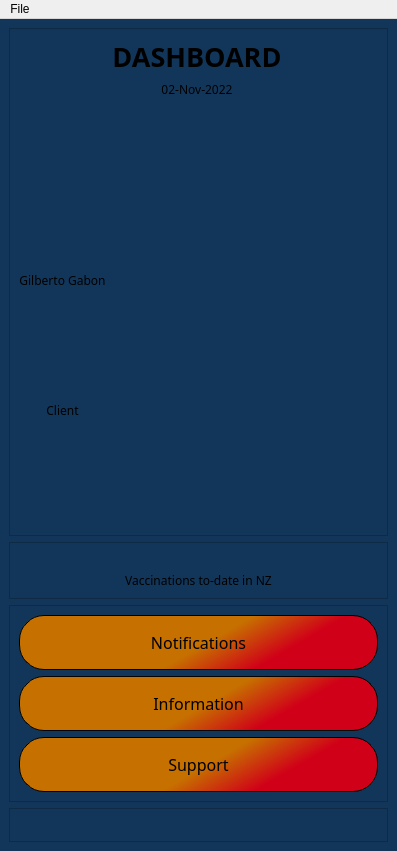
Qt form MyCovidRecord/dashboard.ui (gagabon501/cs106-2) before a commit.
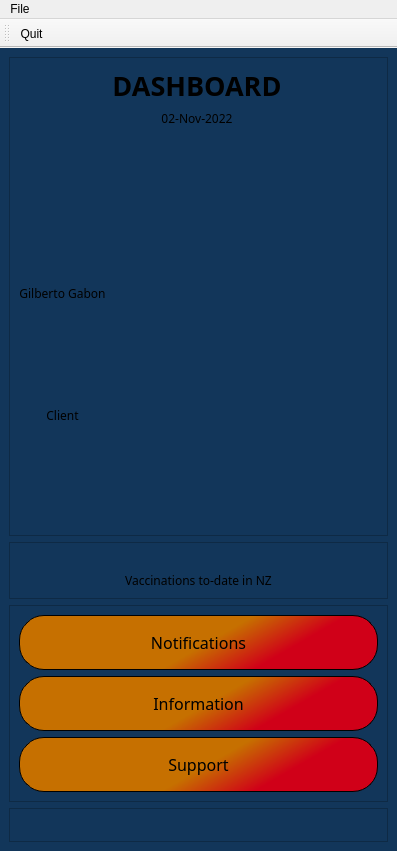
The same form after that commit. Icons and pictures are not drawn.

Commit message: Added menu and toolbar in Dashboard screen

Patch:
```diff
--- a/MyCovidRecord/dashboard.ui
+++ b/MyCovidRecord/dashboard.ui
@@ -389,11 +389,18 @@
    </widget>
    <addaction name="menuFile"/>
   </widget>
-  <action name="actionNew">
-   <property name="text">
-    <string>New</string>
+  <widget class="QToolBar" name="toolBar">
+   <property name="windowTitle">
+    <string>toolBar</string>
    </property>
-  </action>
+   <attribute name="toolBarArea">
+    <enum>TopToolBarArea</enum>
+   </attribute>
+   <attribute name="toolBarBreak">
+    <bool>false</bool>
+   </attribute>
+   <addaction name="actionQuit"/>
+  </widget>
   <action name="actionQuit">
    <property name="text">
     <string>Quit</string>
```
Left out of the diff: 7 changed lines with no effect on the pictures. The commit also changes 3 other files.
